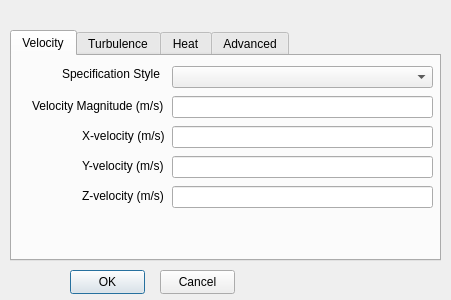
Above: src/inletDialog.ui from thawtar/ampersandCFD before the change. Below: the same form after it.
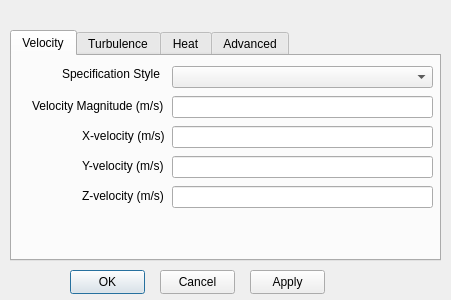
That is the form after the change.

Commit message: added more dialogs for details

What changed in the file:
```diff
--- a/src/inletDialog.ui
+++ b/src/inletDialog.ui
@@ -302,6 +302,19 @@
     <string>Cancel</string>
    </property>
   </widget>
+  <widget class="QPushButton" name="pushButtonApply">
+   <property name="geometry">
+    <rect>
+     <x>250</x>
+     <y>270</y>
+     <width>75</width>
+     <height>24</height>
+    </rect>
+   </property>
+   <property name="text">
+    <string>Apply</string>
+   </property>
+  </widget>
  </widget>
  <resources/>
  <connections/>
```
The commit also changes 6 other files.
